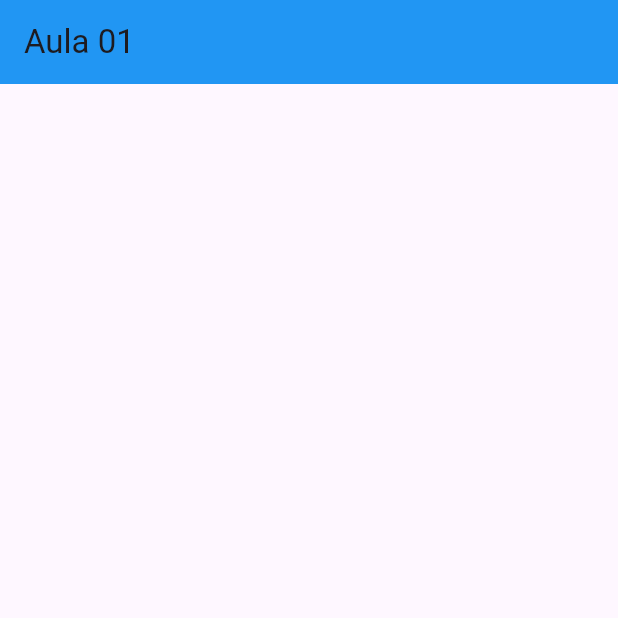
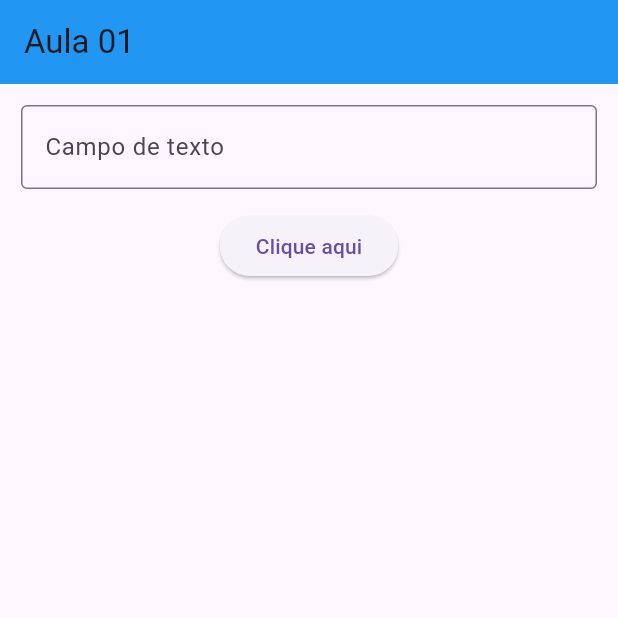
Before and after one commit to JGGrande/flutter-unialfa-aula-01, a Flutter app: the screen it shows after launch, on a phone screen of 412 x 824 dp, the top half of it. Run offline on Flutter 3.47's test engine with Material 3 defaults, Android fonts, the light colour scheme and no system bars.

Commit message:
Adicionado widget de input, botão e Header

```diff
--- a/lib/pages/home_page.dart
+++ b/lib/pages/home_page.dart
@@ -15,6 +15,23 @@ class _HomePageState extends State<HomePage> {
           title: const Text("Aula 01"),
           backgroundColor: Colors.blue
       ),
+      body: Column(
+        children: [
+          Padding(
+            padding: EdgeInsets.all(14),
+            child: TextField(
+              decoration: InputDecoration(
+                  labelText: "Campo de texto",
+                  border: OutlineInputBorder()
+              ),
+            ) ,
+          ),
+          ElevatedButton(
+              onPressed: () {},
+              child: Text("Clique aqui")
+          )
+        ],
+      ),
     );
   }
 }
```
